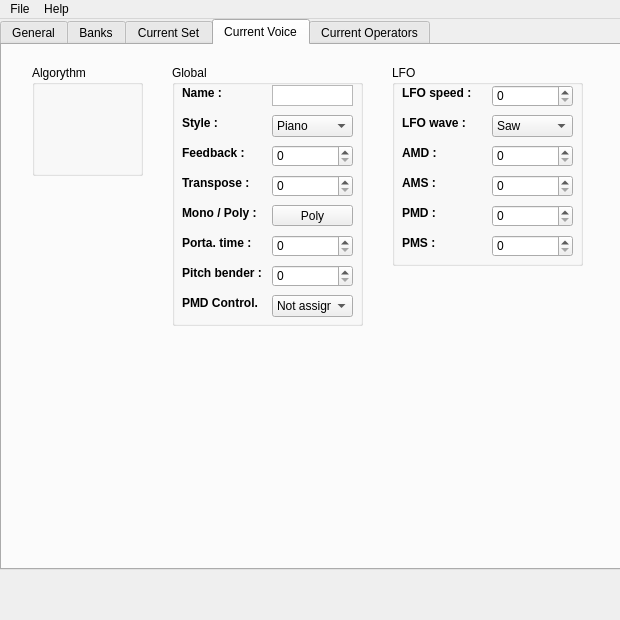
Old version of the form mainwindow.ui in the repository LasDesu/fb01editor.
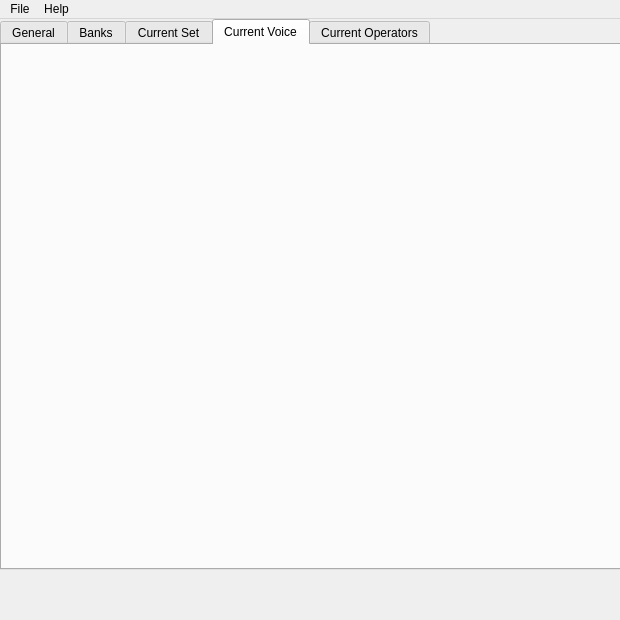
New version of the form. The open tabs and pages were chosen to show the change. Icons and pictures are not drawn. Custom widgets are drawn as their Qt base class.

The edit to the form file:
```diff
--- a/mainwindow.ui
+++ b/mainwindow.ui
@@ -1052,671 +1052,15 @@
      <attribute name="title">
       <string>Current Voice</string>
      </attribute>
-     <widget class="QGroupBox" name="grpBox_algos">
+     <widget class="QVoice" name="widget_voice" native="true">
       <property name="geometry">
        <rect>
         <x>30</x>
         <y>20</y>
-        <width>111</width>
-        <height>111</height>
+        <width>564</width>
+        <height>264</height>
        </rect>
       </property>
-      <property name="title">
-       <string>Algorythm</string>
-      </property>
-      <widget class="QAlgo" name="lbl_algo">
-       <property name="geometry">
-        <rect>
-         <x>24</x>
-         <y>40</y>
-         <width>64</width>
-         <height>40</height>
-        </rect>
-       </property>
-       <property name="autoFillBackground">
-        <bool>false</bool>
-       </property>
-       <property name="text">
-        <string/>
-       </property>
-       <property name="pixmap">
-        <pixmap resource="FB01.qrc">:/imgs/algo1.bmp</pixmap>
-       </property>
-       <property name="scaledContents">
-        <bool>false</bool>
-       </property>
-       <property name="openExternalLinks">
-        <bool>false</bool>
-       </property>
-      </widget>
-     </widget>
-     <widget class="QGroupBox" name="groupBox_2">
-      <property name="geometry">
-       <rect>
-        <x>390</x>
-        <y>20</y>
-        <width>191</width>
-        <height>201</height>
-       </rect>
-      </property>
-      <property name="title">
-       <string>LFO</string>
-      </property>
-      <widget class="QSpinBox" name="spnBox_PMD">
-       <property name="geometry">
-        <rect>
-         <x>100</x>
-         <y>140</y>
-         <width>81</width>
-         <height>22</height>
-        </rect>
-       </property>
-       <property name="minimum">
-        <number>0</number>
-       </property>
-       <property name="maximum">
-        <number>127</number>
-       </property>
-       <property name="value">
-        <number>0</number>
-       </property>
-      </widget>
-      <widget class="QLabel" name="lbl_LFOwave">
-       <property name="geometry">
-        <rect>
-         <x>10</x>
-         <y>50</y>
-         <width>81</width>
-         <height>16</height>
-        </rect>
-       </property>
-       <property name="font">
-        <font>
-         <weight>75</weight>
-         <bold>true</bold>
-        </font>
-       </property>
-       <property name="text">
-        <string>LFO wave :</string>
-       </property>
-      </widget>
-      <widget class="QSpinBox" name="spnBox_AMD">
-       <property name="geometry">
-        <rect>
-         <x>100</x>
-         <y>80</y>
-         <width>81</width>
-         <height>22</height>
-        </rect>
-       </property>
-       <property name="minimum">
-        <number>0</number>
-       </property>
-       <property name="maximum">
-        <number>127</number>
-       </property>
-       <property name="value">
-        <number>0</number>
-       </property>
-      </widget>
-      <widget class="QComboBox" name="cmbBox_LFOwave">
-       <property name="geometry">
-        <rect>
-         <x>100</x>
-         <y>50</y>
-         <width>81</width>
-         <height>22</height>
-        </rect>
-       </property>
-       <item>
-        <property name="text">
-         <string>Saw</string>
-        </property>
-       </item>
-       <item>
-        <property name="text">
-         <string>Square</string>
-        </property>
-       </item>
-       <item>
-        <property name="text">
-         <string>Triangle</string>
-        </property>
-       </item>
-       <item>
-        <property name="text">
-         <string>S&amp;H</string>
-        </property>
-       </item>
-      </widget>
-      <widget class="QLabel" name="lbl_AMD">
-       <property name="geometry">
-        <rect>
-         <x>10</x>
-         <y>80</y>
-         <width>81</width>
-         <height>16</height>
-        </rect>
-       </property>
-       <property name="font">
-        <font>
-         <weight>75</weight>
-         <bold>true</bold>
-        </font>
-       </property>
-       <property name="text">
-        <string>AMD :</string>
-       </property>
-      </widget>
-      <widget class="QLabel" name="lbl_PMD">
-       <property name="geometry">
-        <rect>
-         <x>10</x>
-         <y>140</y>
-         <width>81</width>
-         <height>16</height>
-        </rect>
-       </property>
-       <property name="font">
-        <font>
-         <weight>75</weight>
-         <bold>true</bold>
-        </font>
-       </property>
-       <property name="text">
-        <string>PMD :</string>
-       </property>
-      </widget>
-      <widget class="QSpinBox" name="spnBox_LFOspeed">
-       <property name="geometry">
-        <rect>
-         <x>100</x>
-         <y>20</y>
-         <width>81</width>
-         <height>22</height>
-        </rect>
-       </property>
-       <property name="minimum">
-        <number>0</number>
-       </property>
-       <property name="maximum">
-        <number>127</number>
-       </property>
-       <property name="value">
-        <number>0</number>
-       </property>
-      </widget>
-      <widget class="QLabel" name="lbl_LFOspeed">
-       <property name="geometry">
-        <rect>
-         <x>10</x>
-         <y>20</y>
-         <width>81</width>
-         <height>16</height>
-        </rect>
-       </property>
-       <property name="font">
-        <font>
-         <weight>75</weight>
-         <bold>true</bold>
-        </font>
-       </property>
-       <property name="text">
-        <string>LFO speed :</string>
-       </property>
-      </widget>
-      <widget class="QSpinBox" name="spnBox_PMS">
-       <property name="geometry">
-        <rect>
-         <x>100</x>
-         <y>170</y>
-         <width>81</width>
-         <height>22</height>
-        </rect>
-       </property>
-       <property name="minimum">
-        <number>0</number>
-       </property>
-       <property name="maximum">
-        <number>127</number>
-       </property>
-       <property name="value">
-        <number>0</number>
-       </property>
-      </widget>
-      <widget class="QSpinBox" name="spnBox_AMS">
-       <property name="geometry">
-        <rect>
-         <x>100</x>
-         <y>110</y>
-         <width>81</width>
-         <height>22</height>
-        </rect>
-       </property>
-       <property name="minimum">
-        <number>0</number>
-       </property>
-       <property name="maximum">
-        <number>127</number>
-       </property>
-       <property name="value">
-        <number>0</number>
-       </property>
-      </widget>
-      <widget class="QLabel" name="lbl_AMS">
-       <property name="geometry">
-        <rect>
-         <x>10</x>
-         <y>110</y>
-         <width>81</width>
-         <height>16</height>
-        </rect>
-       </property>
-       <property name="font">
-        <font>
-         <weight>75</weight>
-         <bold>true</bold>
-        </font>
-       </property>
-       <property name="text">
-        <string>AMS :</string>
-       </property>
-      </widget>
-      <widget class="QLabel" name="lbl_PMS">
-       <property name="geometry">
-        <rect>
-         <x>10</x>
-         <y>170</y>
-         <width>81</width>
-         <height>16</height>
-        </rect>
-       </property>
-       <property name="font">
-        <font>
-         <weight>75</weight>
-         <bold>true</bold>
-        </font>
-       </property>
-       <property name="text">
-        <string>PMS :</string>
-       </property>
-      </widget>
-     </widget>
-     <widget class="QGroupBox" name="groupBox_3">
-      <property name="geometry">
-       <rect>
-        <x>170</x>
-        <y>20</y>
-        <width>191</width>
-        <height>261</height>
-       </rect>
-      </property>
-      <property name="title">
-       <string>Global</string>
-      </property>
-      <widget class="QLabel" name="lbl_style">
-       <property name="geometry">
-        <rect>
-         <x>10</x>
-         <y>50</y>
-         <width>81</width>
-         <height>16</height>
-        </rect>
-       </property>
-       <property name="font">
-        <font>
-         <weight>75</weight>
-         <bold>true</bold>
-        </font>
-       </property>
-       <property name="text">
-        <string>Style :</string>
-       </property>
-      </widget>
-      <widget class="QComboBox" name="cmbBox_style">
-       <property name="geometry">
-        <rect>
-         <x>100</x>
-         <y>50</y>
-         <width>81</width>
-         <height>22</height>
-        </rect>
-       </property>
-       <item>
-        <property name="text">
-         <string>Piano</string>
-        </property>
-       </item>
-       <item>
-        <property name="text">
-         <string>Keys</string>
-        </property>
-       </item>
-       <item>
-        <property name="text">
-         <string>Organ</string>
-        </property>
-       </item>
-       <item>
-        <property name="text">
-         <string>Guitar</string>
-        </property>
-       </item>
-       <item>
-        <property name="text">
-         <string>Bass</string>
-        </property>
-       </item>
-       <item>
-        <property name="text">
-         <string>Orch</string>
-        </property>
-       </item>
-       <item>
-        <property name="text">
-         <string>Brass</string>
-        </property>
-       </item>
-       <item>
-        <property name="text">
-         <string>Synth</string>
-        </property>
-       </item>
-       <item>
-        <property name="text">
-         <string>Pad</string>
-        </property>
-       </item>
-       <item>
-        <property name="text">
-         <string>Ethnic</string>
-        </property>
-       </item>
-       <item>
-        <property name="text">
-         <string>Bells</string>
-        </property>
-       </item>
-       <item>
-        <property name="text">
-         <string>Rythm</string>
-        </property>
-       </item>
-       <item>
-        <property name="text">
-         <string>SFX</string>
-        </property>
-       </item>
-       <item>
-        <property name="text">
-         <string>Other</string>
-        </property>
-       </item>
-      </widget>
-      <widget class="QLabel" name="lbl_name">
-       <property name="geometry">
-        <rect>
-         <x>10</x>
-         <y>20</y>
-         <width>81</width>
-         <height>16</height>
-        </rect>
-       </property>
-       <property name="font">
-        <font>
-         <weight>75</weight>
-         <bold>true</bold>
-        </font>
-       </property>
-       <property name="text">
-        <string>Name :</string>
-       </property>
-      </widget>
-      <widget class="QPlainTextEdit" name="txtEdit_name">
-       <property name="geometry">
-        <rect>
-         <x>100</x>
-         <y>20</y>
-         <width>81</width>
-         <height>21</height>
-        </rect>
-       </property>
-       <property name="verticalScrollBarPolicy">
-        <enum>Qt::ScrollBarAlwaysOff</enum>
-       </property>
-       <property name="horizontalScrollBarPolicy">
-        <enum>Qt::ScrollBarAlwaysOff</enum>
-       </property>
-      </widget>
-      <widget class="QSpinBox" name="spnBox_feedback">
-       <property name="geometry">
-        <rect>
-         <x>100</x>
-         <y>80</y>
-         <width>81</width>
-         <height>22</height>
-        </rect>
-       </property>
-       <property name="minimum">
-        <number>0</number>
-       </property>
-       <property name="maximum">
-        <number>127</number>
-       </property>
-       <property name="value">
-        <number>0</number>
-       </property>
-      </widget>
-      <widget class="QLabel" name="lbl_feedback">
-       <property name="geometry">
-        <rect>
-         <x>10</x>
-         <y>80</y>
-         <width>81</width>
-         <height>16</height>
-        </rect>
-       </property>
-       <property name="font">
-        <font>
-         <weight>75</weight>
-         <bold>true</bold>
-        </font>
-       </property>
-       <property name="text">
-        <string>Feedback :</string>
-       </property>
-      </widget>
-      <widget class="QSpinBox" name="spnBox_trans">
-       <property name="geometry">
-        <rect>
-         <x>100</x>
-         <y>110</y>
-         <width>81</width>
-         <height>22</height>
-        </rect>
-       </property>
-       <property name="minimum">
-        <number>0</number>
-       </property>
-       <property name="maximum">
-        <number>127</number>
-       </property>
-       <property name="value">
-        <number>0</number>
-       </property>
-      </widget>
-      <widget class="QLabel" name="lbl_trans">
-       <property name="geometry">
-        <rect>
-         <x>10</x>
-         <y>110</y>
-         <width>81</width>
-         <height>16</height>
-        </rect>
-       </property>
-       <property name="font">
-        <font>
-         <weight>75</weight>
-         <bold>true</bold>
-        </font>
-       </property>
-       <property name="text">
-        <string>Transpose :</string>
-       </property>
-      </widget>
-      <widget class="QLabel" name="lbl_porta_2">
-       <property name="geometry">
-        <rect>
-         <x>10</x>
-         <y>170</y>
-         <width>81</width>
-         <height>16</height>
-        </rect>
-       </property>
-       <property name="font">
-        <font>
-         <weight>75</weight>
-         <bold>true</bold>
-        </font>
-       </property>
-       <property name="text">
-        <string>Porta. time :</string>
-       </property>
-      </widget>
-      <widget class="QLabel" name="lbl_pmdctl_2">
-       <property name="geometry">
-        <rect>
-         <x>10</x>
-         <y>230</y>
-         <width>81</width>
-         <height>16</height>
-        </rect>
-       </property>
-       <property name="font">
-        <font>
-         <weight>75</weight>
-         <bold>true</bold>
-        </font>
-       </property>
-       <property name="text">
-        <string>PMD Control.</string>
-       </property>
-      </widget>
-      <widget class="QLabel" name="lbl_pitch_2">
-       <property name="geometry">
-        <rect>
-         <x>10</x>
-         <y>200</y>
-         <width>81</width>
-         <height>16</height>
-        </rect>
-       </property>
-       <property name="font">
-        <font>
-         <weight>75</weight>
-         <bold>true</bold>
-        </font>
-       </property>
-       <property name="text">
-        <string>Pitch bender :</string>
-       </property>
-      </widget>
-      <widget class="QLabel" name="lbl_poly_2">
-       <property name="geometry">
-        <rect>
-         <x>10</x>
-         <y>140</y>
-         <width>81</width>
-         <height>16</height>
-        </rect>
-       </property>
-       <property name="font">
-        <font>
-         <weight>75</weight>
-         <bold>true</bold>
-        </font>
-       </property>
-       <property name="text">
-        <string>Mono / Poly :</string>
-       </property>
-      </widget>
-      <widget class="QSpinBox" name="spnBox_pitch">
-       <property name="geometry">
-        <rect>
-         <x>100</x>
-         <y>200</y>
-         <width>81</width>
-         <height>22</height>
-        </rect>
-       </property>
-       <property name="maximum">
-        <number>12</number>
-       </property>
-      </widget>
-      <widget class="QPushButton" name="pshBut_poly">
-       <property name="geometry">
-        <rect>
-         <x>100</x>
-         <y>140</y>
-         <width>81</width>
-         <height>21</height>
-        </rect>
-       </property>
-       <property name="text">
-        <string>Poly</string>
-       </property>
-       <property name="checkable">
-        <bool>true</bool>
-       </property>
-      </widget>
-      <widget class="QComboBox" name="cmbBox_pmdctl">
-       <property name="geometry">
-        <rect>
-         <x>100</x>
-         <y>230</y>
-         <width>81</width>
-         <height>22</height>
-        </rect>
-       </property>
-       <item>
-        <property name="text">
-         <string>Not assigned</string>
-        </property>
-       </item>
-       <item>
-        <property name="text">
-         <string>After touch</string>
-        </property>
-       </item>
-       <item>
-        <property name="text">
-         <string>Mod. wheel</string>
-        </property>
-       </item>
-       <item>
-        <property name="text">
-         <string>Breath ctl.</string>
-        </property>
-       </item>
-       <item>
-        <property name="text">
-         <string>Foot ctl.</string>
-        </property>
-       </item>
-      </widget>
-      <widget class="QSpinBox" name="spnBox_porta">
-       <property name="geometry">
-        <rect>
-         <x>100</x>
-         <y>170</y>
-         <width>81</width>
-         <height>22</height>
-        </rect>
-       </property>
-       <property name="maximum">
-        <number>127</number>
-       </property>
-      </widget>
      </widget>
     </widget>
     <widget class="QWidget" name="tab_voiceops">
@@ -1943,11 +1287,6 @@
    <extends>QLabel</extends>
    <header>qclavier.h</header>
   </customwidget>
-  <customwidget>
-   <class>QAlgo</class>
-   <extends>QLabel</extends>
-   <header>qalgo.h</header>
-  </customwidget>
   <customwidget>
    <class>QInstrument</class>
    <extends>QWidget</extends>
@@ -1960,6 +1299,12 @@
    <header>qoperateur.h</header>
    <container>1</container>
   </customwidget>
+  <customwidget>
+   <class>QVoice</class>
+   <extends>QWidget</extends>
+   <header>qvoice.h</header>
+   <container>1</container>
+  </customwidget>
  </customwidgets>
  <resources>
   <include location="FB01.qrc"/>
```
Left out of the diff: 25 changed lines with no effect on the pictures.
